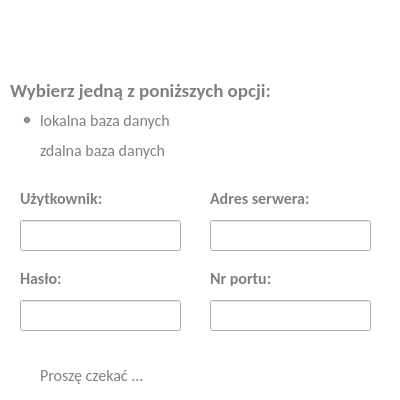
Qt form dbconfigdialog.ui (RStravinsky/CarReservation) before a commit.
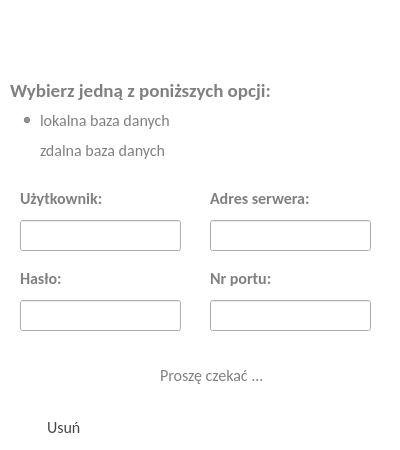
The same form after that commit. Icons and pictures are not drawn.

Patch:
```diff
--- a/dbconfigdialog.ui
+++ b/dbconfigdialog.ui
@@ -7,19 +7,19 @@
     <x>0</x>
     <y>0</y>
     <width>400</width>
-    <height>400</height>
+    <height>450</height>
    </rect>
   </property>
   <property name="minimumSize">
    <size>
     <width>400</width>
-    <height>400</height>
+    <height>450</height>
    </size>
   </property>
   <property name="maximumSize">
    <size>
     <width>400</width>
-    <height>400</height>
+    <height>450</height>
    </size>
   </property>
   <property name="windowTitle">
@@ -82,7 +82,7 @@
    <property name="geometry">
     <rect>
      <x>180</x>
-     <y>360</y>
+     <y>410</y>
      <width>105</width>
      <height>35</height>
     </rect>
@@ -121,7 +121,7 @@
    <property name="geometry">
     <rect>
      <x>290</x>
-     <y>360</y>
+     <y>410</y>
      <width>105</width>
      <height>35</height>
     </rect>
@@ -458,7 +458,7 @@
   <widget class="QLabel" name="lblWait">
    <property name="geometry">
     <rect>
-     <x>40</x>
+     <x>160</x>
      <y>360</y>
      <width>111</width>
      <height>31</height>
@@ -477,7 +477,7 @@
   <widget class="QLabel" name="lblLoad">
    <property name="geometry">
     <rect>
-     <x>0</x>
+     <x>110</x>
      <y>360</y>
      <width>47</width>
      <height>31</height>
@@ -493,6 +493,58 @@
     <bool>true</bool>
    </property>
   </widget>
+  <widget class="QPushButton" name="deleteButton">
+   <property name="geometry">
+    <rect>
+     <x>10</x>
+     <y>410</y>
+     <width>111</width>
+     <height>35</height>
+    </rect>
+   </property>
+   <property name="font">
+    <font>
+     <family>Calibri</family>
+     <pointsize>12</pointsize>
+    </font>
+   </property>
+   <property name="toolTip">
+    <string>Usuwanie aktualnej bazy danych</string>
+   </property>
+   <property name="styleSheet">
+    <string notr="true">QPushButton:hover {
+border-radius: 5px;
+background: rgb(210,210,210);
+}
+
+QPushButton{
+color: rgb(70,70,70);
+border-radius: 5px;
+background: qlineargradient(x1:0, y1:0, x2:0, y2:1,
+   stop: 0 rgba(230,230,230), stop: 0.7 rgb(210,210,210));
+}
+
+QPushButton:pressed {
+color: white;
+border-radius: 5px;
+background: rgb(230,230,230);
+}
+</string>
+   </property>
+   <property name="text">
+    <string>Usuń </string>
+   </property>
+   <property name="icon">
+    <iconset resource="resources.qrc">
+     <normaloff>:/images/images/deleteDB.png</normaloff>:/images/images/deleteDB.png</iconset>
+   </property>
+   <property name="iconSize">
+    <size>
+     <width>32</width>
+     <height>32</height>
+    </size>
+   </property>
+  </widget>
  </widget>
  <resources>
   <include location="resources.qrc"/>
```
Left out of the diff: 2 changed lines with no effect on the pictures.
